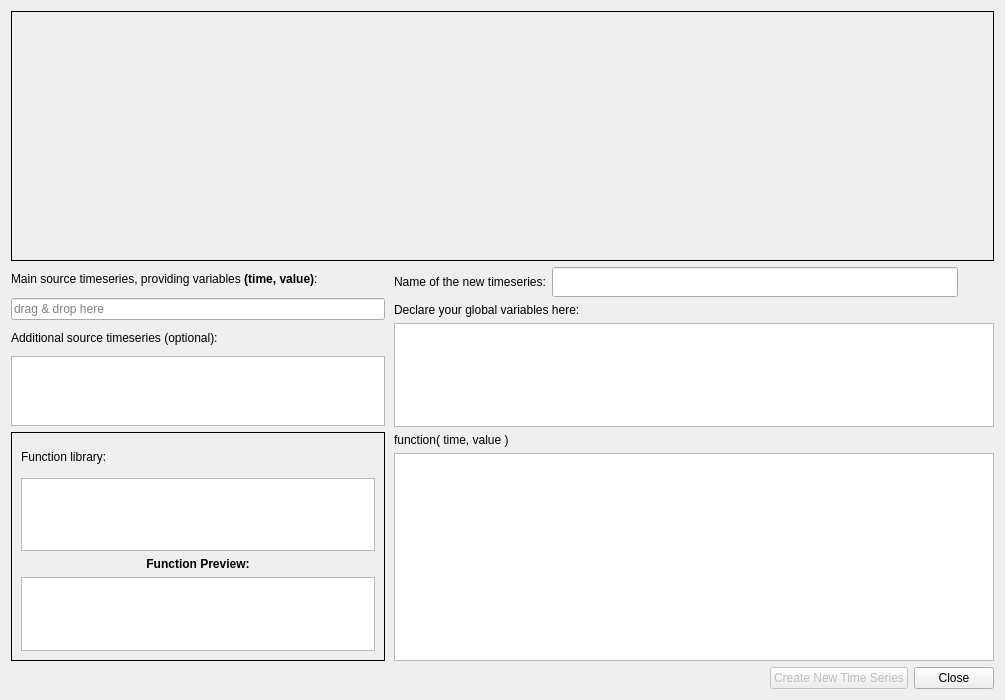
First picture: the form in plotter_gui/transforms/function_editor.ui, repository ziparker/PlotJuggler, before the edit.
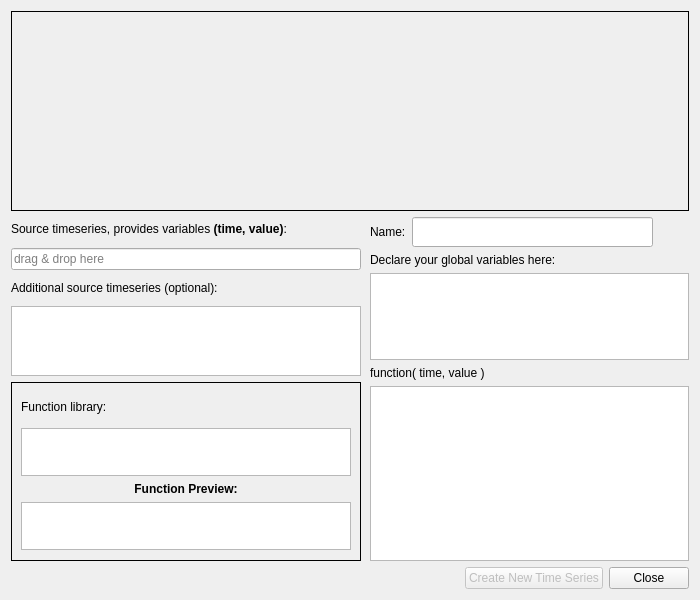
Second picture: the form after the edit.

```diff
--- a/plotter_gui/transforms/function_editor.ui
+++ b/plotter_gui/transforms/function_editor.ui
@@ -6,14 +6,14 @@
    <rect>
     <x>0</x>
     <y>0</y>
-    <width>1005</width>
-    <height>700</height>
+    <width>700</width>
+    <height>600</height>
    </rect>
   </property>
   <property name="minimumSize">
    <size>
-    <width>0</width>
-    <height>700</height>
+    <width>700</width>
+    <height>600</height>
    </size>
   </property>
   <property name="maximumSize">
@@ -31,7 +31,7 @@
      <property name="minimumSize">
       <size>
        <width>0</width>
-       <height>250</height>
+       <height>200</height>
       </size>
      </property>
      <property name="frameShape">
@@ -70,7 +70,7 @@
           <string>&lt;html&gt;&lt;head/&gt;&lt;body&gt;&lt;p&gt;The timeseries that provides the (time,value) pairs to compute the funtion &lt;span style=&quot; font-weight:600;&quot;&gt;calc(time,value)&lt;/span&gt;&lt;/p&gt;&lt;/body&gt;&lt;/html&gt;</string>
          </property>
          <property name="text">
-          <string>&lt;html&gt;&lt;head/&gt;&lt;body&gt;&lt;p&gt;Main source timeseries, providing variables &lt;span style=&quot; font-weight:600;&quot;&gt;(time, value)&lt;/span&gt;: &lt;/p&gt;&lt;/body&gt;&lt;/html&gt;</string>
+          <string>&lt;html&gt;&lt;head/&gt;&lt;body&gt;&lt;p&gt;Source timeseries, provides variables &lt;span style=&quot; font-weight:600;&quot;&gt;(time, value)&lt;/span&gt;: &lt;/p&gt;&lt;/body&gt;&lt;/html&gt;</string>
          </property>
         </widget>
        </item>
@@ -396,7 +396,7 @@
      <widget class="QWidget" name="rightWidget" native="true">
       <property name="minimumSize">
        <size>
-        <width>550</width>
+        <width>300</width>
         <height>0</height>
        </size>
       </property>
@@ -412,7 +412,7 @@
             </size>
            </property>
            <property name="text">
-            <string>Name of the new timeseries:</string>
+            <string>Name:</string>
            </property>
           </widget>
          </item>
@@ -473,7 +473,7 @@
         <widget class="QPlainTextEdit" name="globalVarsTextField">
          <property name="minimumSize">
           <size>
-           <width>500</width>
+           <width>250</width>
            <height>0</height>
           </size>
          </property>
```
Left out of the diff: 3 changed lines with no effect on the pictures.
